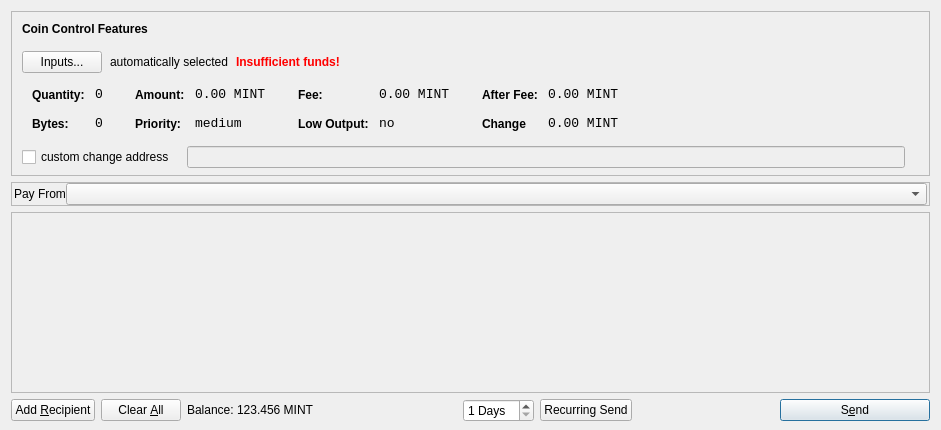
First picture: the form in src/qt/forms/sendcoinsdialog.ui, repository MintcoinCommunity/Mintcoin-Desktop-Wallet, before the edit.
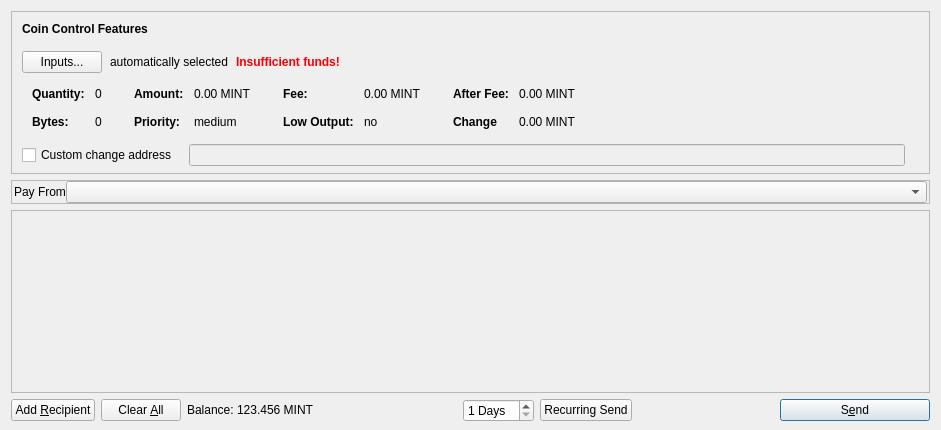
Second picture: the form after the edit. Icons and pictures are not drawn. Custom widgets are drawn as their Qt base class.

Commit message:
[Qt] coin-control features GUI cleanup 2
- remove monospace labels from sendcoinsdialog also
- use a validated line edit for the change address
- add a tooltip to change address switch
- ensure we have a valid change address in
  CoinControlDialog::coinControl->destChange or just CNoDestination()
- some small ui file changes

BTC Commit(s):
834e14e57f3c163bc898e6a89ce467d850ee4ea2

```diff
--- a/src/qt/forms/sendcoinsdialog.ui
+++ b/src/qt/forms/sendcoinsdialog.ui
@@ -39,7 +39,7 @@
      </property>
      <layout class="QVBoxLayout" name="verticalLayoutCoinControl2">
       <property name="spacing">
-       <number>6</number>
+       <number>0</number>
       </property>
       <property name="leftMargin">
        <number>0</number>
@@ -228,12 +228,6 @@
                </item>
                <item row="0" column="1">
                 <widget class="QLabel" name="labelCoinControlQuantity">
-                 <property name="font">
-                  <font>
-                   <family>Monospace</family>
-                   <pointsize>10</pointsize>
-                  </font>
-                 </property>
                  <property name="cursor">
                   <cursorShape>IBeamCursor</cursorShape>
                  </property>
@@ -263,12 +257,6 @@
                </item>
                <item row="1" column="1">
                 <widget class="QLabel" name="labelCoinControlBytes">
-                 <property name="font">
-                  <font>
-                   <family>Monospace</family>
-                   <pointsize>10</pointsize>
-                  </font>
-                 </property>
                  <property name="cursor">
                   <cursorShape>IBeamCursor</cursorShape>
                  </property>
@@ -317,12 +305,6 @@
                </item>
                <item row="0" column="1">
                 <widget class="QLabel" name="labelCoinControlAmount">
-                 <property name="font">
-                  <font>
-                   <family>Monospace</family>
-                   <pointsize>10</pointsize>
-                  </font>
-                 </property>
                  <property name="cursor">
                   <cursorShape>IBeamCursor</cursorShape>
                  </property>
@@ -349,12 +331,6 @@
                </item>
                <item row="1" column="1">
                 <widget class="QLabel" name="labelCoinControlPriority">
-                 <property name="font">
-                  <font>
-                   <family>Monospace</family>
-                   <pointsize>10</pointsize>
-                  </font>
-                 </property>
                  <property name="cursor">
                   <cursorShape>IBeamCursor</cursorShape>
                  </property>
@@ -403,12 +379,6 @@
                </item>
                <item row="0" column="1">
                 <widget class="QLabel" name="labelCoinControlFee">
-                 <property name="font">
-                  <font>
-                   <family>Monospace</family>
-                   <pointsize>10</pointsize>
-                  </font>
-                 </property>
                  <property name="cursor">
                   <cursorShape>IBeamCursor</cursorShape>
                  </property>
@@ -435,12 +405,6 @@
                </item>
                <item row="1" column="1">
                 <widget class="QLabel" name="labelCoinControlLowOutput">
-                 <property name="font">
-                  <font>
-                   <family>Monospace</family>
-                   <pointsize>10</pointsize>
-                  </font>
-                 </property>
                  <property name="cursor">
                   <cursorShape>IBeamCursor</cursorShape>
                  </property>
@@ -489,12 +453,6 @@
                </item>
                <item row="0" column="1">
                 <widget class="QLabel" name="labelCoinControlAfterFee">
-                 <property name="font">
-                  <font>
-                   <family>Monospace</family>
-                   <pointsize>10</pointsize>
-                  </font>
-                 </property>
                  <property name="cursor">
                   <cursorShape>IBeamCursor</cursorShape>
                  </property>
@@ -521,12 +479,6 @@
                </item>
                <item row="1" column="1">
                 <widget class="QLabel" name="labelCoinControlChange">
-                 <property name="font">
-                  <font>
-                   <family>Monospace</family>
-                   <pointsize>10</pointsize>
-                  </font>
-                 </property>
                  <property name="cursor">
                   <cursorShape>IBeamCursor</cursorShape>
                  </property>
@@ -565,7 +517,7 @@
           <item>
            <widget class="QCheckBox" name="checkBoxCoinControlChange">
             <property name="text">
-             <string>custom change address</string>
+             <string>Custom change address</string>
             </property>
            </widget>
           </item>
@@ -887,6 +839,13 @@
    </item>
   </layout>
  </widget>
+ <customwidgets>
+  <customwidget>
+   <class>QValidatedLineEdit</class>
+   <extends>QLineEdit</extends>
+   <header>qvalidatedlineedit.h</header>
+  </customwidget>
+ </customwidgets>
  <resources>
   <include location="../bitcoin.qrc"/>
  </resources>
```
Left out of the diff: 5 changed lines with no effect on the pictures. The commit also changes 1 other file.
